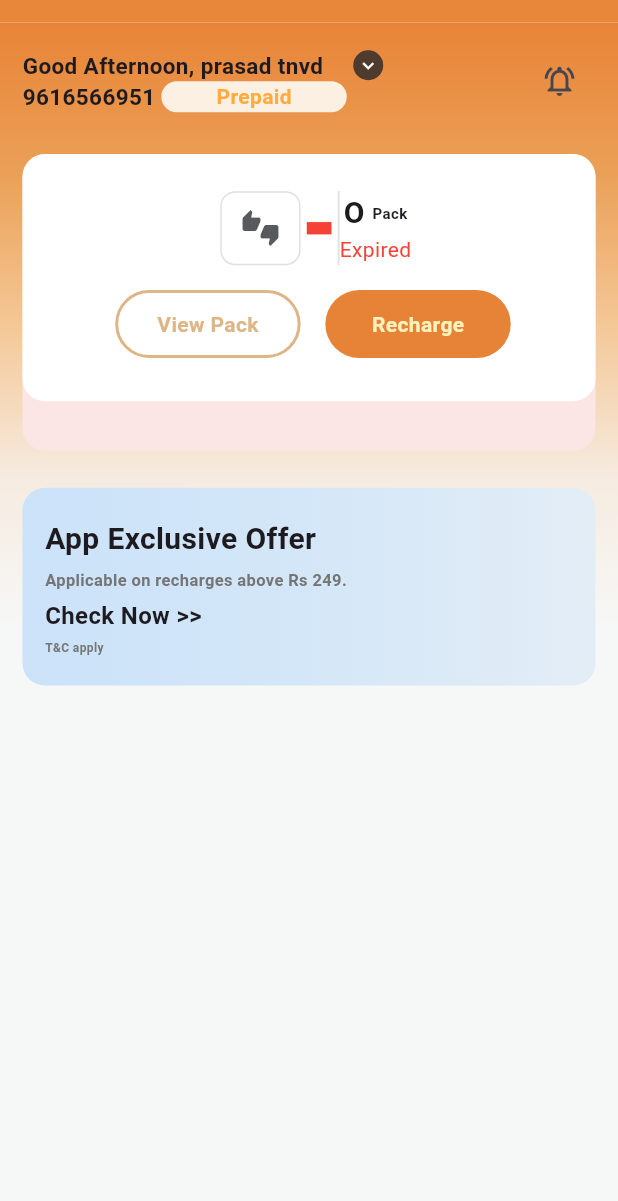
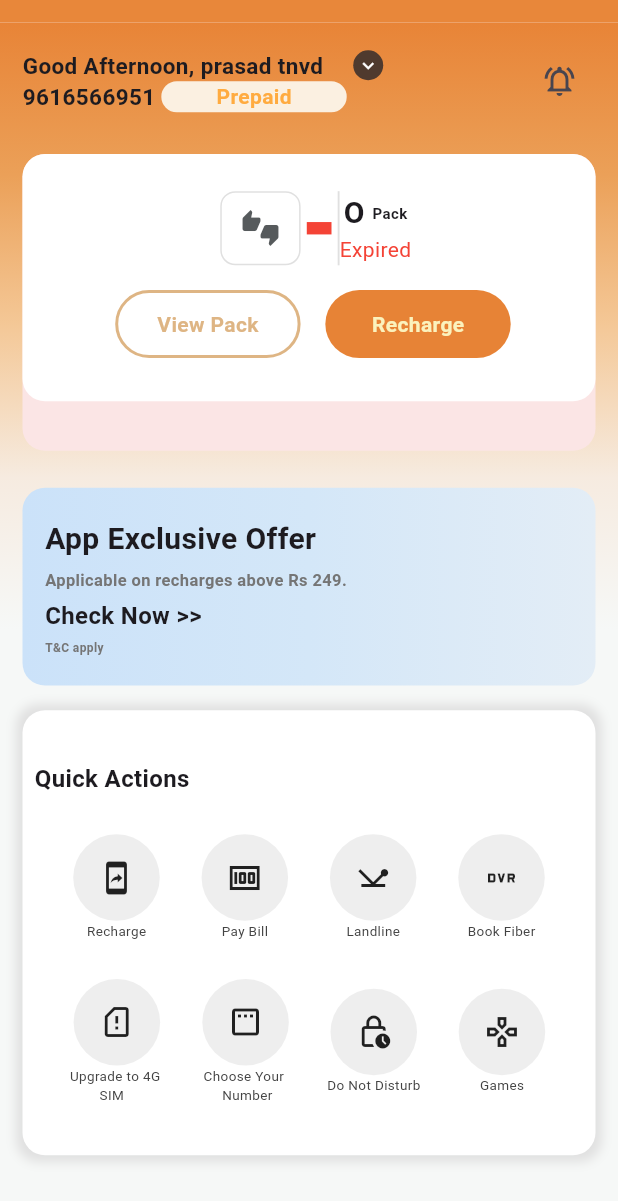
Before and after one commit to rahulvarma07/DriveReadyWeeklyTasks, a Flutter app: the screen it shows after launch, on a phone screen of 412 x 824 dp. Shown: the top 1201 px of the screen. Run offline on Flutter 3.47's test engine with Material 3 defaults, Android fonts, the light colour scheme and no system bars.

Commit message:
Complted 80%

```diff
--- a/lib/Pages/taskOnePage.dart
+++ b/lib/Pages/taskOnePage.dart
@@ -1,5 +1,9 @@
+import 'package:driveready/Widgets/TaskOnePageWidgets/OfferBoardCotainer.dart';
+import 'package:driveready/Widgets/TaskOnePageWidgets/QuickActionsContainer.dart';
 import 'package:driveready/Widgets/TaskOnePageWidgets/topBar.dart';
 import 'package:flutter/material.dart';
+
+import '../Widgets/TaskOnePageWidgets/MainContainer.dart';
 
 class TaskPageOne extends StatefulWidget {
   const TaskPageOne({super.key});
@@ -50,77 +54,7 @@ class _TaskPageOneState extends State<TaskPageOne> {
                         color: Colors.white,
                         borderRadius: BorderRadius.all(Radius.circular(15)),
                       ),
-                      child: Column(
-                        children: [
-                          SizedBox(height: h*0.03,),
-                          Row(
-                            children: [
-                              SizedBox(width: w*0.32,),
-                              Container(
-                                height: h*0.06,
-                                width: w*0.13,
-                                decoration: BoxDecoration(
-                                  color: Colors.white,
-                                  borderRadius: BorderRadius.all(Radius.circular(10)),
-                                  border: Border.all(color: Colors.grey.shade300)
-                                ),
-                                child: Center(
-                                  child: Icon(Icons.thumbs_up_down, color: Color(0xFF565a5c),),
-                                ),
-                              ),
-                              SizedBox(width: w*0.01,),
-                              Container(
-                                height: h*0.01,
-                                width: w*0.04,
-                                color: Colors.red,
-                              ),
-                              SizedBox(width: w*0.01,),
-                              Container(
-                                height: h*0.06,
-                                width: w*0.003,
-                                color: Colors.grey.shade300,
-                              ),
-                              Column(
-                                children: [
-                                  Row(
-                                    children: [
-                                      Text("O ", style: TextStyle(fontSize: 20, fontWeight: FontWeight.bold),),
-                                      Text("Pack", style: TextStyle(fontSize: 10, fontWeight: FontWeight.w600),)
-                                    ],
-                                  ),
-                                  Text("Expired", style: TextStyle(color: Colors.red),)
-                                ],
-                              )
-                            ],
-                          ),
-                          SizedBox(height: h*0.02,),
-                          Row(
-                            children: [
-                              SizedBox(width: w*0.15,),
-                              Container(
-                                height: h*0.055,
-                                width: w*0.3,
-                                decoration: BoxDecoration(
-                                  color: Colors.white,
-                                  borderRadius: BorderRadius.all(Radius.circular(30)),
-                                  border: Border.all(color: Color(0xFFdeb584), width: 2),
-                                ),
-                                child: Center(child: Text("View Pack", style: TextStyle(fontWeight: FontWeight.bold, color: Color(0xFFdeb584)),)),
-                              ),
-                              SizedBox(width: w*0.04,),
-                              Container(
-                                height: h*0.055,
-                                width: w*0.3,
-                                decoration: BoxDecoration(
-                                  color: Color(0xFFe78336),
-                                  borderRadius: BorderRadius.all(Radius.circular(30)),
-                                ),
-                                child: Center(child: Text("Recharge", style: TextStyle(fontWeight: FontWeight.bold, color: Color(0xFFfbf2bd)),)),
-                              )
-                            ],
-                          ),
-                        ],
-                      ),
+                      child: MainContainer()
                     ),
                   ],
                 ),
@@ -132,25 +66,25 @@ class _TaskPageOneState extends State<TaskPageOne> {
                     borderRadius: BorderRadius.all(Radius.circular(15)),
                     gradient: LinearGradient(colors: [Color(0xFFcbe2f9), Color(0xFFd4e7f8), Color(0xFFe3edf6)])
                   ),
-                  child: Padding(
-                    padding: const EdgeInsets.all(15.0),
-                    child: Row(
-                      children: [
-                        Column(
-                          mainAxisAlignment: MainAxisAlignment.spaceEvenly,
-                          crossAxisAlignment: CrossAxisAlignment.start,
-                          children: [
-                            Text("App Exclusive Offer", style: TextStyle(fontWeight: FontWeight.bold, fontSize: 20),),
-                            Text("Applicable on recharges above Rs 249.", style: TextStyle(fontWeight: FontWeight.w600, fontSize: 11, color: Colors.grey.shade600),),
-                            Text("Check Now >>", style: TextStyle(fontWeight: FontWeight.bold, fontSize: 16),),
-                            Text("T&C apply", style: TextStyle(fontWeight: FontWeight.w600, fontSize: 8, color: Colors.grey.shade600),),
-                          ],
-                        )
-                      ],
-                    ),
+                  child: OfferBoardContainer(),
+                ),
+                SizedBox(height: h*0.02,),
+                Container(
+                  height: h*0.36,
+                  width: double.infinity,
+                  decoration: BoxDecoration(
+                    borderRadius: BorderRadius.all(Radius.circular(15)),
+                    color: Colors.white,
+                    boxShadow : [
+                      BoxShadow(
+                        color: Colors.grey.shade300,
+                        spreadRadius: 4,
+                        blurRadius: 5,
+                      )
+                    ]
                   ),
-                ),
-
+                  child: QuickActionsContainer(),
+                )
               ],
             ),
           )
--- /dev/null
+++ b/lib/Widgets/TaskOnePageWidgets/IconContainer.dart
@@ -0,0 +1,29 @@
+import 'package:flutter/material.dart';
+
+class IconContainer extends StatelessWidget {
+  final IconData iconData;
+  final String textName;
+  const IconContainer({super.key, required this.iconData, required this.textName});
+
+  @override
+  Widget build(BuildContext context) {
+    double h = MediaQuery.of(context).size.height;
+    double w = MediaQuery.of(context).size.width;
+    return Column(
+      children: [
+        Container(
+          height: h*0.07,
+          width: w*0.15,
+          decoration: BoxDecoration(
+            color: Colors.grey.shade200,
+            shape: BoxShape.circle,
+          ),
+          child: Center(
+            child: Icon(iconData),
+          ),
+        ),
+        Text(textName, style: TextStyle(color: Colors.grey.shade800, fontWeight: FontWeight.w400, fontSize: 9),)
+      ],
+    );
+  }
+}
--- /dev/null
+++ b/lib/Widgets/TaskOnePageWidgets/MainContainer.dart
@@ -0,0 +1,82 @@
+import 'package:flutter/material.dart';
+
+class MainContainer extends StatelessWidget {
+  const MainContainer({super.key});
+
+  @override
+  Widget build(BuildContext context) {
+    double h = MediaQuery.of(context).size.height;
+    double w = MediaQuery.of(context).size.width;
+    return Column(
+      children: [
+        SizedBox(height: h*0.03,),
+        Row(
+          children: [
+            SizedBox(width: w*0.32,),
+            Container(
+              height: h*0.06,
+              width: w*0.13,
+              decoration: BoxDecoration(
+                  color: Colors.white,
+                  borderRadius: BorderRadius.all(Radius.circular(10)),
+                  border: Border.all(color: Colors.grey.shade300)
+              ),
+              child: Center(
+                child: Icon(Icons.thumbs_up_down, color: Color(0xFF565a5c),),
+              ),
+            ),
+            SizedBox(width: w*0.01,),
+            Container(
+              height: h*0.01,
+              width: w*0.04,
+              color: Colors.red,
+            ),
+            SizedBox(width: w*0.01,),
+            Container(
+              height: h*0.06,
+              width: w*0.003,
+              color: Colors.grey.shade300,
+            ),
+            Column(
+              children: [
+                Row(
+                  children: [
+                    Text("O ", style: TextStyle(fontSize: 20, fontWeight: FontWeight.bold),),
+                    Text("Pack", style: TextStyle(fontSize: 10, fontWeight: FontWeight.w600),)
+                  ],
+                ),
+                Text("Expired", style: TextStyle(color: Colors.red),)
+              ],
+            )
+          ],
+        ),
+        SizedBox(height: h*0.02,),
+        Row(
+          children: [
+            SizedBox(width: w*0.15,),
+            Container(
+              height: h*0.055,
+              width: w*0.3,
+              decoration: BoxDecoration(
+                color: Colors.white,
+                borderRadius: BorderRadius.all(Radius.circular(30)),
+                border: Border.all(color: Color(0xFFdeb584), width: 2),
+              ),
+              child: Center(child: Text("View Pack", style: TextStyle(fontWeight: FontWeight.bold, color: Color(0xFFdeb584)),)),
+            ),
+            SizedBox(width: w*0.04,),
+            Container(
+              height: h*0.055,
+              width: w*0.3,
+              decoration: BoxDecoration(
+                color: Color(0xFFe78336),
+                borderRadius: BorderRadius.all(Radius.circular(30)),
+              ),
+              child: Center(child: Text("Recharge", style: TextStyle(fontWeight: FontWeight.bold, color: Color(0xFFfbf2bd)),)),
+            )
+          ],
+        ),
+      ],
+    );
+  }
+}
--- /dev/null
+++ b/lib/Widgets/TaskOnePageWidgets/OfferBoardCotainer.dart
@@ -0,0 +1,26 @@
+import 'package:flutter/material.dart';
+
+class OfferBoardContainer extends StatelessWidget {
+  const OfferBoardContainer({super.key});
+
+  @override
+  Widget build(BuildContext context) {
+    return  Padding(
+      padding: const EdgeInsets.all(15.0),
+      child: Row(
+        children: [
+          Column(
+            mainAxisAlignment: MainAxisAlignment.spaceEvenly,
+            crossAxisAlignment: CrossAxisAlignment.start,
+            children: [
+              Text("App Exclusive Offer", style: TextStyle(fontWeight: FontWeight.bold, fontSize: 20),),
+              Text("Applicable on recharges above Rs 249.", style: TextStyle(fontWeight: FontWeight.w600, fontSize: 11, color: Colors.grey.shade600),),
+              Text("Check Now >>", style: TextStyle(fontWeight: FontWeight.bold, fontSize: 16),),
+              Text("T&C apply", style: TextStyle(fontWeight: FontWeight.w600, fontSize: 8, color: Colors.grey.shade600),),
+            ],
+          )
+        ],
+      ),
+    );
+  }
+}
--- /dev/null
+++ b/lib/Widgets/TaskOnePageWidgets/QuickActionsContainer.dart
@@ -0,0 +1,39 @@
+import 'package:flutter/material.dart';
+
+import 'IconContainer.dart';
+
+class QuickActionsContainer extends StatelessWidget {
+  const QuickActionsContainer({super.key});
+
+  @override
+  Widget build(BuildContext context) {
+    return Padding(
+      padding: const EdgeInsets.all(8.0),
+      child: Column(
+        mainAxisAlignment: MainAxisAlignment.spaceEvenly,
+        crossAxisAlignment: CrossAxisAlignment.start,
+        children: [
+          Text("Quick Actions", style: TextStyle(fontWeight: FontWeight.bold, fontSize: 16),),
+          Row(
+            mainAxisAlignment: MainAxisAlignment.spaceEvenly,
+            children: [
+              IconContainer(iconData: Icons.mobile_screen_share_outlined, textName: "Recharge",),
+              IconContainer(iconData: Icons.money, textName: "Pay Bill",),
+              IconContainer(iconData: Icons.network_ping_outlined, textName: "Landline",),
+              IconContainer(iconData: Icons.fiber_dvr_outlined, textName: "Book Fiber",),
+            ],
+          ),
+          Row(
+            mainAxisAlignment: MainAxisAlignment.spaceEvenly,
+            children: [
+              IconContainer(iconData: Icons.sim_card_alert_outlined, textName: "Upgrade to 4G \n        SIM",),
+              IconContainer(iconData: Icons.padding_outlined, textName: "Choose Your \n     Number",),
+              IconContainer(iconData: Icons.lock_clock_outlined, textName: "Do Not Disturb",),
+              IconContainer(iconData: Icons.gamepad_outlined, textName: "Games",),
+            ],
+          )
+        ],
+      ),
+    );
+  }
+}
```
